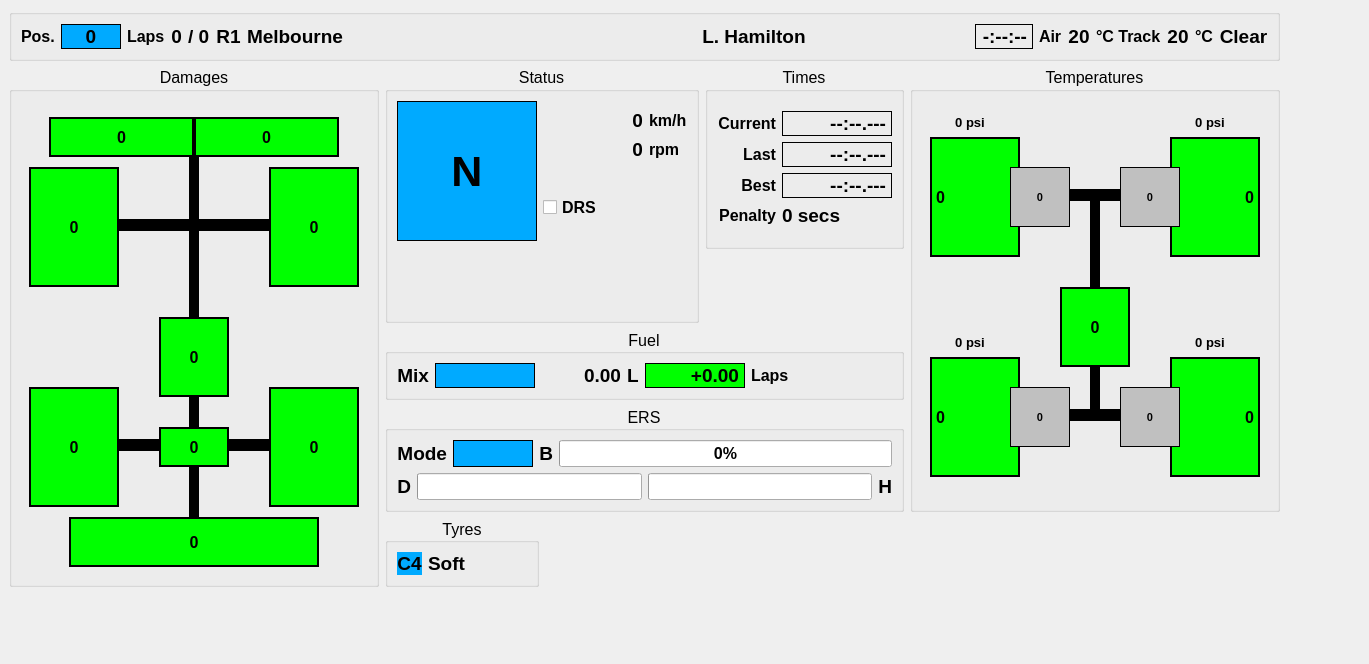
This is src/F1Status.ui in titou10titou10/f1_dashboard as Qt 5 draws it before an edit. The edited form follows.
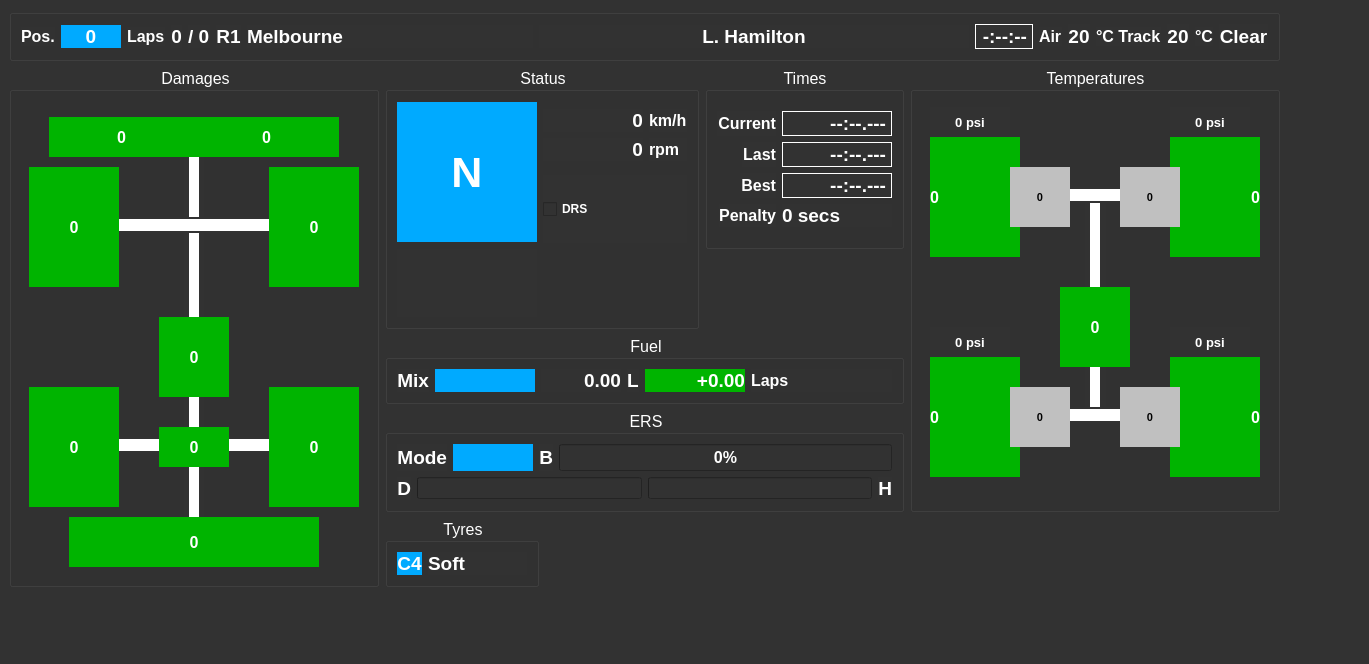
This is the edited form.

```diff
--- a/src/F1Status.ui
+++ b/src/F1Status.ui
@@ -19,6 +19,10 @@
   <property name="windowTitle">
    <string>F1Status</string>
   </property>
+  <property name="styleSheet">
+   <string notr="true">color: rgb(255, 255, 255);
+background-color: rgb(50, 50, 50);</string>
+  </property>
   <widget class="QWidget" name="centralwidget">
    <property name="sizePolicy">
     <sizepolicy hsizetype="Preferred" vsizetype="Preferred">
@@ -84,10 +88,10 @@
         <bool>false</bool>
        </property>
        <property name="styleSheet">
-        <string notr="true">background-color: hsv(120, 255, 255)</string>
+        <string notr="true">background-color: hsv(120, 255, 180)</string>
        </property>
        <property name="frameShape">
-        <enum>QFrame::Box</enum>
+        <enum>QFrame::NoFrame</enum>
        </property>
        <property name="frameShadow">
         <enum>QFrame::Plain</enum>
@@ -104,6 +108,9 @@
        <property name="alignment">
         <set>Qt::AlignLeading|Qt::AlignLeft|Qt::AlignVCenter</set>
        </property>
+       <property name="margin">
+        <number>4</number>
+       </property>
       </widget>
       <widget class="QLabel" name="temp_tyre_rl">
        <property name="geometry">
@@ -128,10 +135,10 @@
         </font>
        </property>
        <property name="styleSheet">
-        <string notr="true">background-color: hsv(120, 255, 255)</string>
+        <string notr="true">background-color: hsv(120, 255, 180)</string>
        </property>
        <property name="frameShape">
-        <enum>QFrame::Box</enum>
+        <enum>QFrame::NoFrame</enum>
        </property>
        <property name="lineWidth">
         <number>2</number>
@@ -142,6 +149,9 @@
        <property name="alignment">
         <set>Qt::AlignLeading|Qt::AlignLeft|Qt::AlignVCenter</set>
        </property>
+       <property name="margin">
+        <number>4</number>
+       </property>
       </widget>
       <widget class="QLabel" name="temp_engine">
        <property name="geometry">
@@ -166,10 +176,10 @@
         </font>
        </property>
        <property name="styleSheet">
-        <string notr="true">background-color: hsv(120, 255, 255)</string>
+        <string notr="true">background-color: hsv(120, 255, 180)</string>
        </property>
        <property name="frameShape">
-        <enum>QFrame::Box</enum>
+        <enum>QFrame::NoFrame</enum>
        </property>
        <property name="lineWidth">
         <number>2</number>
@@ -204,10 +214,10 @@
         </font>
        </property>
        <property name="styleSheet">
-        <string notr="true">background-color: hsv(120, 255, 255)</string>
+        <string notr="true">background-color: hsv(120, 255, 180)</string>
        </property>
        <property name="frameShape">
-        <enum>QFrame::Box</enum>
+        <enum>QFrame::NoFrame</enum>
        </property>
        <property name="lineWidth">
         <number>2</number>
@@ -218,6 +228,9 @@
        <property name="alignment">
         <set>Qt::AlignRight|Qt::AlignTrailing|Qt::AlignVCenter</set>
        </property>
+       <property name="margin">
+        <number>4</number>
+       </property>
       </widget>
       <widget class="QLabel" name="temp_tyre_rr">
        <property name="geometry">
@@ -242,10 +255,10 @@
         </font>
        </property>
        <property name="styleSheet">
-        <string notr="true">background-color: hsv(120, 255, 255)</string>
+        <string notr="true">background-color: hsv(120, 255, 180)</string>
        </property>
        <property name="frameShape">
-        <enum>QFrame::Box</enum>
+        <enum>QFrame::NoFrame</enum>
        </property>
        <property name="lineWidth">
         <number>2</number>
@@ -256,6 +269,9 @@
        <property name="alignment">
         <set>Qt::AlignRight|Qt::AlignTrailing|Qt::AlignVCenter</set>
        </property>
+       <property name="margin">
+        <number>4</number>
+       </property>
       </widget>
       <widget class="Line" name="line_3">
        <property name="geometry">
@@ -364,10 +380,11 @@
         </font>
        </property>
        <property name="styleSheet">
-        <string notr="true">background-color: rgb(192, 192, 192);</string>
+        <string notr="true">background-color: rgb(192, 192, 192);
+color: rgb(0, 0, 0);</string>
        </property>
        <property name="frameShape">
-        <enum>QFrame::Box</enum>
+        <enum>QFrame::NoFrame</enum>
        </property>
        <property name="text">
         <string>0</string>
@@ -399,10 +416,11 @@
         </font>
        </property>
        <property name="styleSheet">
-        <string notr="true">background-color: rgb(192, 192, 192);</string>
+        <string notr="true">background-color: rgb(192, 192, 192);
+color: rgb(0, 0, 0);</string>
        </property>
        <property name="frameShape">
-        <enum>QFrame::Box</enum>
+        <enum>QFrame::NoFrame</enum>
        </property>
        <property name="text">
         <string>0</string>
@@ -434,10 +452,11 @@
         </font>
        </property>
        <property name="styleSheet">
-        <string notr="true">background-color: rgb(192, 192, 192);</string>
+        <string notr="true">background-color: rgb(192, 192, 192);
+color: rgb(0, 0, 0);</string>
        </property>
        <property name="frameShape">
-        <enum>QFrame::Box</enum>
+        <enum>QFrame::NoFrame</enum>
        </property>
        <property name="text">
         <string>0</string>
@@ -469,10 +488,11 @@
         </font>
        </property>
        <property name="styleSheet">
-        <string notr="true">background-color: rgb(192, 192, 192);</string>
+        <string notr="true">background-color: rgb(192, 192, 192);
+color: rgb(0, 0, 0);</string>
        </property>
        <property name="frameShape">
-        <enum>QFrame::Box</enum>
+        <enum>QFrame::NoFrame</enum>
        </property>
        <property name="text">
         <string>0</string>
@@ -603,9 +623,9 @@
         <set>Qt::AlignCenter</set>
        </property>
       </widget>
+      <zorder>line_3</zorder>
       <zorder>line_6</zorder>
       <zorder>line_7</zorder>
-      <zorder>line_3</zorder>
       <zorder>temp_tyre_fl</zorder>
       <zorder>temp_tyre_rr</zorder>
       <zorder>temp_tyre_fr</zorder>
@@ -900,7 +920,7 @@
           <string notr="true">background-color: rgb(0, 170, 255);</string>
          </property>
          <property name="frameShape">
-          <enum>QFrame::Box</enum>
+          <enum>QFrame::NoFrame</enum>
          </property>
          <property name="text">
           <string notr="true">0</string>
@@ -1287,10 +1307,10 @@
         <bool>false</bool>
        </property>
        <property name="styleSheet">
-        <string notr="true">background-color: hsv(120, 255, 255)</string>
+        <string notr="true">background-color: hsv(120, 255, 180);</string>
        </property>
        <property name="frameShape">
-        <enum>QFrame::Box</enum>
+        <enum>QFrame::NoFrame</enum>
        </property>
        <property name="frameShadow">
         <enum>QFrame::Plain</enum>
@@ -1331,10 +1351,10 @@
         </font>
        </property>
        <property name="styleSheet">
-        <string notr="true">background-color: hsv(120, 255, 255)</string>
+        <string notr="true">background-color: hsv(120, 255, 180)</string>
        </property>
        <property name="frameShape">
-        <enum>QFrame::Box</enum>
+        <enum>QFrame::NoFrame</enum>
        </property>
        <property name="lineWidth">
         <number>2</number>
@@ -1369,10 +1389,10 @@
         </font>
        </property>
        <property name="styleSheet">
-        <string notr="true">background-color: hsv(120, 255, 255)</string>
+        <string notr="true">background-color: hsv(120, 255, 180)</string>
        </property>
        <property name="frameShape">
-        <enum>QFrame::Box</enum>
+        <enum>QFrame::NoFrame</enum>
        </property>
        <property name="lineWidth">
         <number>2</number>
@@ -1407,10 +1427,10 @@
         </font>
        </property>
        <property name="styleSheet">
-        <string notr="true">background-color: hsv(120, 255, 255)</string>
+        <string notr="true">background-color: hsv(120, 255, 180)</string>
        </property>
        <property name="frameShape">
-        <enum>QFrame::Box</enum>
+        <enum>QFrame::NoFrame</enum>
        </property>
        <property name="lineWidth">
         <number>2</number>
@@ -1445,10 +1465,10 @@
         </font>
        </property>
        <property name="styleSheet">
-        <string notr="true">background-color: hsv(120, 255, 255)</string>
+        <string notr="true">background-color: hsv(120, 255, 180)</string>
        </property>
        <property name="frameShape">
-        <enum>QFrame::Box</enum>
+        <enum>QFrame::NoFrame</enum>
        </property>
        <property name="lineWidth">
         <number>2</number>
@@ -1483,10 +1503,10 @@
         </font>
        </property>
        <property name="styleSheet">
-        <string notr="true">background-color: hsv(120, 255, 255)</string>
+        <string notr="true">background-color: hsv(120, 255, 180)</string>
        </property>
        <property name="frameShape">
-        <enum>QFrame::Box</enum>
+        <enum>QFrame::NoFrame</enum>
        </property>
        <property name="lineWidth">
         <number>2</number>
@@ -1521,10 +1541,10 @@
         </font>
        </property>
        <property name="styleSheet">
-        <string notr="true">background-color: hsv(120, 255, 255)</string>
+        <string notr="true">background-color: hsv(120, 255, 180)</string>
        </property>
        <property name="frameShape">
-        <enum>QFrame::Box</enum>
+        <enum>QFrame::NoFrame</enum>
        </property>
        <property name="lineWidth">
         <number>2</number>
@@ -1559,10 +1579,10 @@
         </font>
        </property>
        <property name="styleSheet">
-        <string notr="true">background-color: hsv(120, 255, 255)</string>
+        <string notr="true">background-color: hsv(120, 255, 180)</string>
        </property>
        <property name="frameShape">
-        <enum>QFrame::Box</enum>
+        <enum>QFrame::NoFrame</enum>
        </property>
        <property name="lineWidth">
         <number>2</number>
@@ -1597,10 +1617,10 @@
         </font>
        </property>
        <property name="styleSheet">
-        <string notr="true">background-color: hsv(120, 255, 255)</string>
+        <string notr="true">background-color: hsv(120, 255, 180)</string>
        </property>
        <property name="frameShape">
-        <enum>QFrame::Box</enum>
+        <enum>QFrame::NoFrame</enum>
        </property>
        <property name="lineWidth">
         <number>2</number>
@@ -1696,9 +1716,9 @@
         <enum>Qt::Horizontal</enum>
        </property>
       </widget>
+      <zorder>line_2</zorder>
       <zorder>line_4</zorder>
       <zorder>line_5</zorder>
-      <zorder>line_2</zorder>
       <zorder>dmg_tyre_wear_fl</zorder>
       <zorder>dmg_tyre_wear_rl</zorder>
       <zorder>dmg_wing_fr</zorder>
@@ -1946,7 +1966,7 @@
             <string notr="true">background-color: rgb(0, 170, 255);</string>
            </property>
            <property name="frameShape">
-            <enum>QFrame::Box</enum>
+            <enum>QFrame::NoFrame</enum>
            </property>
            <property name="text">
             <string/>
@@ -2010,6 +2030,12 @@
          <property name="alignment">
           <set>Qt::AlignCenter</set>
          </property>
+         <property name="margin">
+          <number>1</number>
+         </property>
+         <property name="indent">
+          <number>-1</number>
+         </property>
         </widget>
        </item>
        <item>
@@ -2092,7 +2118,7 @@
           <string notr="true">background-color: rgb(0, 170, 255);</string>
          </property>
          <property name="frameShape">
-          <enum>QFrame::Box</enum>
+          <enum>QFrame::NoFrame</enum>
          </property>
          <property name="text">
           <string notr="true">N</string>
@@ -2313,7 +2339,7 @@
           <string notr="true">background-color: rgb(0, 170, 255);</string>
          </property>
          <property name="frameShape">
-          <enum>QFrame::Box</enum>
+          <enum>QFrame::NoFrame</enum>
          </property>
          <property name="text">
           <string notr="true"/>
@@ -2397,10 +2423,10 @@
           </font>
          </property>
          <property name="styleSheet">
-          <string notr="true">background-color: hsv(120, 255, 255)</string>
+          <string notr="true">background-color: hsv(120, 255, 180)</string>
          </property>
          <property name="frameShape">
-          <enum>QFrame::Box</enum>
+          <enum>QFrame::NoFrame</enum>
          </property>
          <property name="text">
           <string notr="true">+0.00</string>
```
